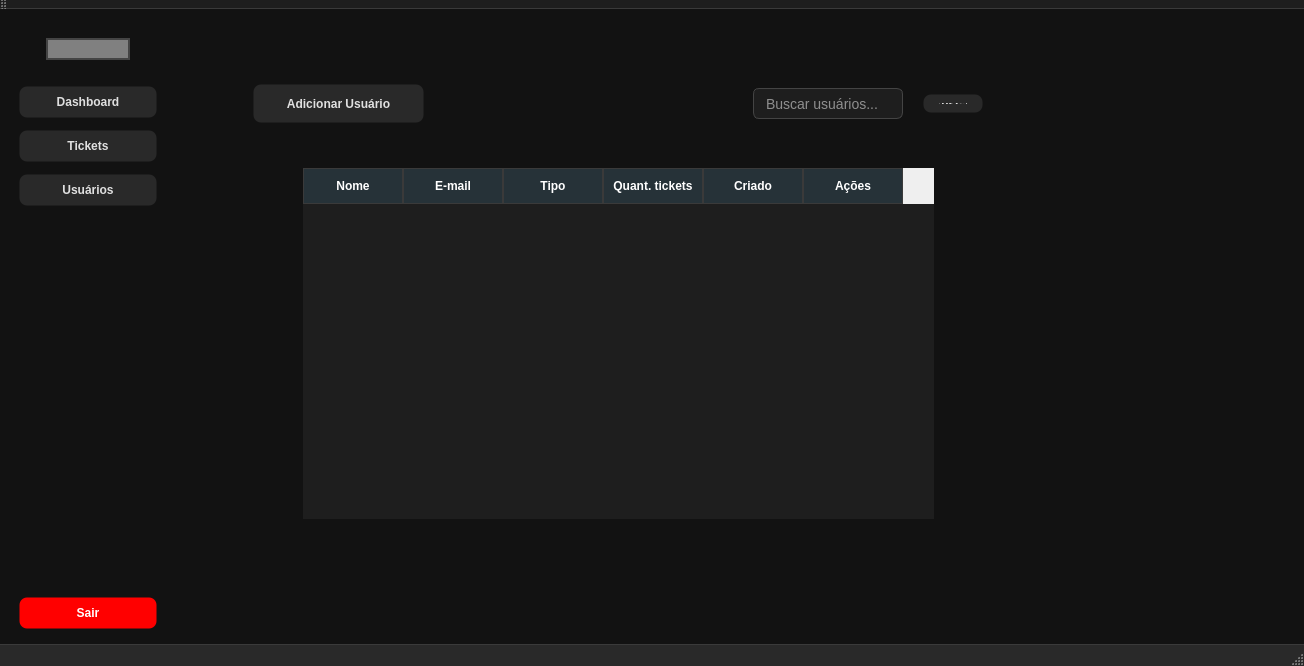
Above: main.ui from Gustavogomessk/Gerenciador_tickets before the change. Below: the same form after it.
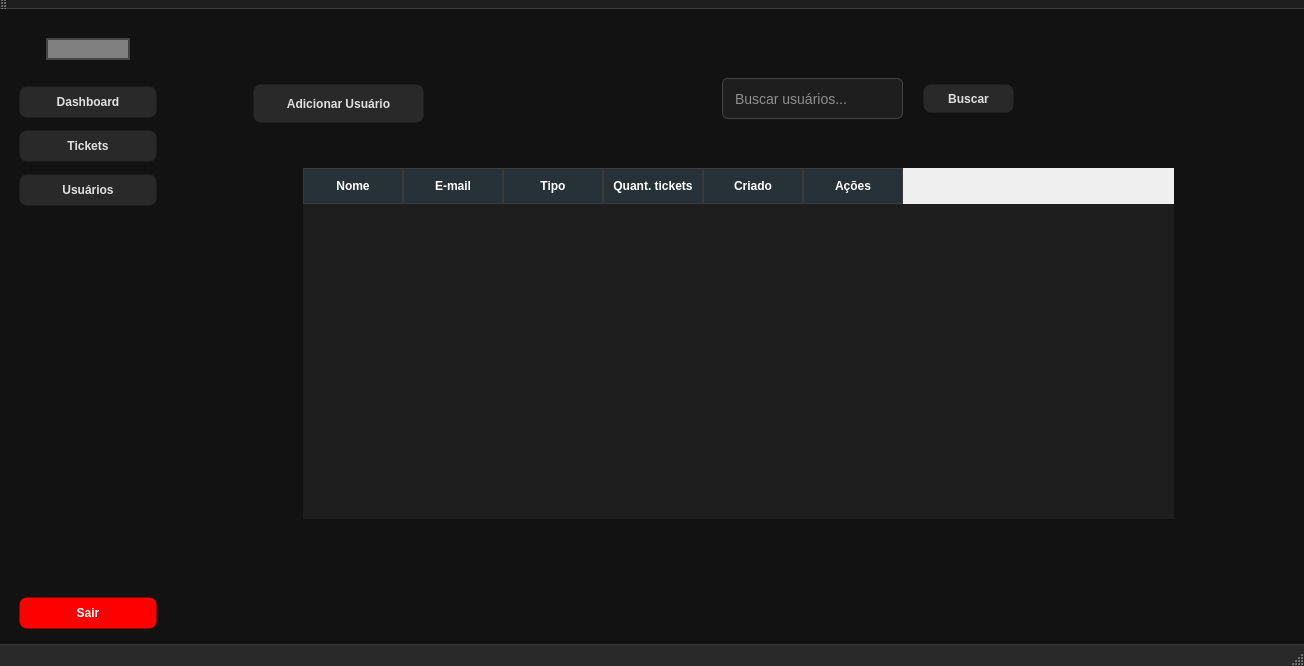
That is the form after the change. The open tabs and pages were chosen to show the change. Icons and pictures are not drawn.

Commit message: Ajustes de Tela

Diff of the .ui file:
```diff
--- a/main.ui
+++ b/main.ui
@@ -18,12 +18,12 @@
     QMainWindow {
         background-color: #121212;
         color: #e0e0e0;
-        font-family: "Segoe UI", Tahoma, Geneva, Verdana, sans-serif;
+        font-family: &quot;Segoe UI&quot;, Tahoma, Geneva, Verdana, sans-serif;
         font-size: 14px;
     }
     QWidget#verticalLayoutWidget {
-        background: qlineargradient(x1:0, y1:0, x2:0, y2:1,
-            stop:0 #1c1c1c, stop:1 #2a2a2a);
+        	background-color: grey;
+        
         border-right: 1px solid #2e2e2e;
     }
     QPushButton {
@@ -423,7 +423,7 @@
          <rect>
           <x>130</x>
           <y>150</y>
-          <width>631</width>
+          <width>871</width>
           <height>351</height>
          </rect>
         </property>
@@ -474,10 +474,10 @@
        <widget class="QLineEdit" name="Search_user">
         <property name="geometry">
          <rect>
-          <x>580</x>
-          <y>70</y>
-          <width>150</width>
-          <height>31</height>
+          <x>549</x>
+          <y>60</y>
+          <width>181</width>
+          <height>41</height>
          </rect>
         </property>
         <property name="placeholderText">
@@ -488,9 +488,9 @@
         <property name="geometry">
          <rect>
           <x>740</x>
-          <y>70</y>
-          <width>80</width>
-          <height>31</height>
+          <y>60</y>
+          <width>111</width>
+          <height>41</height>
          </rect>
         </property>
         <property name="text">
```
Left out of the diff: 14 changed lines with no effect on the pictures.
